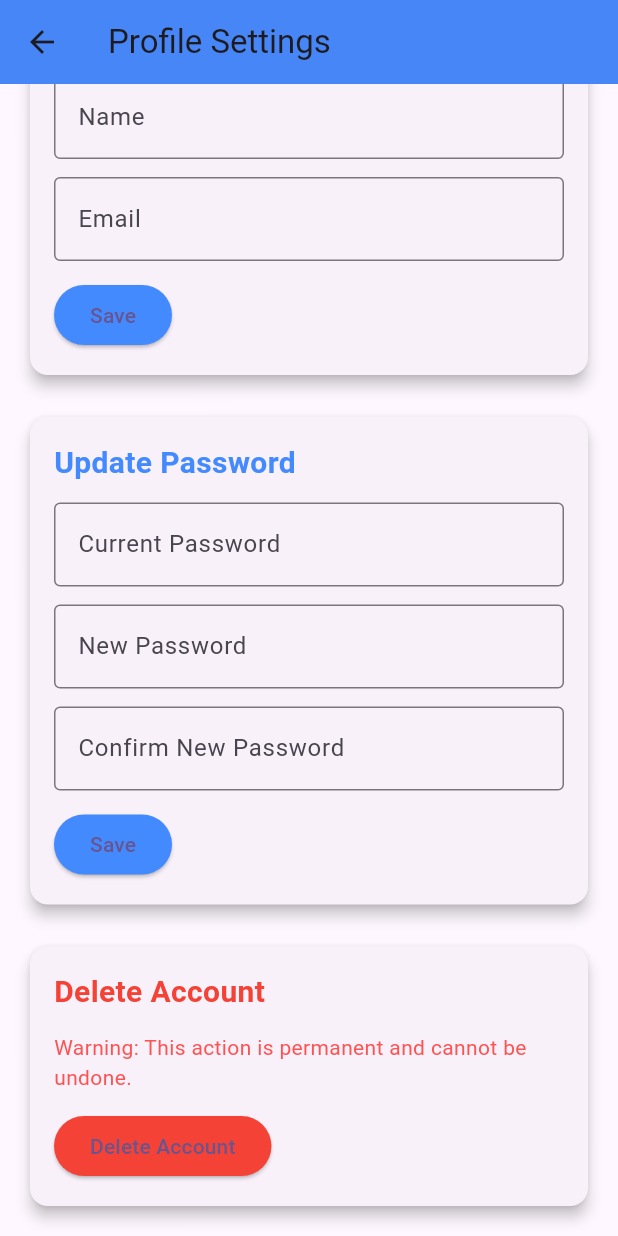
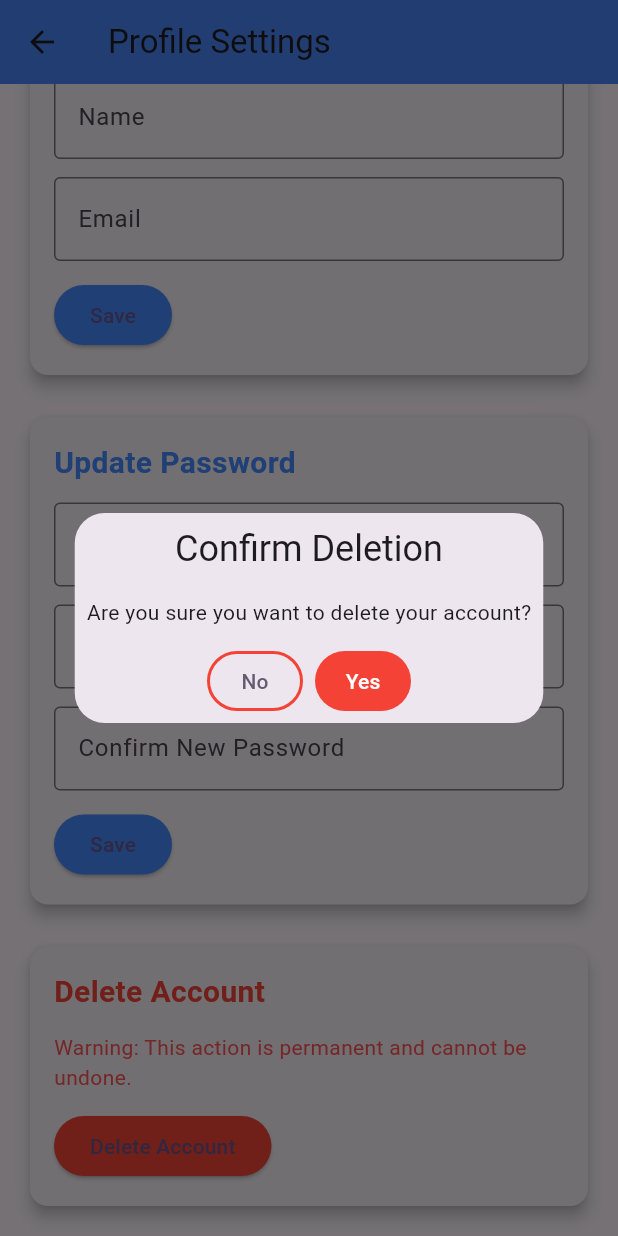
Before and after one commit to josephchamoun/flutter_internship_project, a Flutter app: the Profile screen opened directly, scrolled down 159 dp, after a tap on "Delete Account", on a phone screen of 412 x 824 dp. Run offline on Flutter 3.47's test engine with Material 3 defaults, Android fonts, the light colour scheme and no system bars; our stand-ins replace cached_network_image, dio, get, pretty_dio_logger, shared_preferences; accounts and stored records are empty; network calls fail.

Commit message:
adding delete user + fixing some bugs

```diff
--- a/lib/Controllers/ProfileController.dart
+++ b/lib/Controllers/ProfileController.dart
@@ -148,10 +148,11 @@ class ProfileController extends GetxController {
           );
 
       if (delete.statusCode == 200 && delete.data != null) {
-        if (delete.data['success'] == true) {
+        if (delete.data['message'] == "User deleted successfully") {
           ShowSuccessDialog(
               Get.context!, "Success", "Order Deleted Successfully", () {
-            // Refresh the orders list after deletion
+            prefs.remove('token');
+
             Get.offAllNamed('/login');
           });
         } else {
--- a/lib/Views/mainpage.dart
+++ b/lib/Views/mainpage.dart
@@ -113,7 +113,7 @@ class Mainpage extends StatelessWidget {
 
                   return DropdownButtonFormField<int>(
                     decoration: InputDecoration(
-                      labelText: 'Select Category',
+                      labelText: 'Category',
                       border: OutlineInputBorder(
                         borderRadius: BorderRadius.circular(12.0),
                       ),
--- a/lib/Views/profile.dart
+++ b/lib/Views/profile.dart
@@ -146,7 +146,22 @@ class Profile extends StatelessWidget {
                           style: TextStyle(color: Colors.redAccent)),
                       SizedBox(height: 12),
                       ElevatedButton(
-                        onPressed: () {},
+                        onPressed: () {
+                          Get.defaultDialog(
+                            title: "Confirm Deletion",
+                            middleText:
+                                "Are you sure you want to delete your account?",
+                            textConfirm: "Yes",
+                            textCancel: "No",
+                            confirmTextColor: Colors.white,
+                            buttonColor: Colors.red,
+                            onConfirm: () {
+                              _profileController.deleteUser();
+
+                              Get.back(); // Close the dialog
+                            },
+                          );
+                        },
                         child: Text("Delete Account"),
                         style: ElevatedButton.styleFrom(
                             backgroundColor: Colors.red),
```
Also changed, not shown: lib/Controllers/LoginController.dart (+4 -3 lines), lib/Controllers/RegistrationController.dart (+14 -12 lines).
